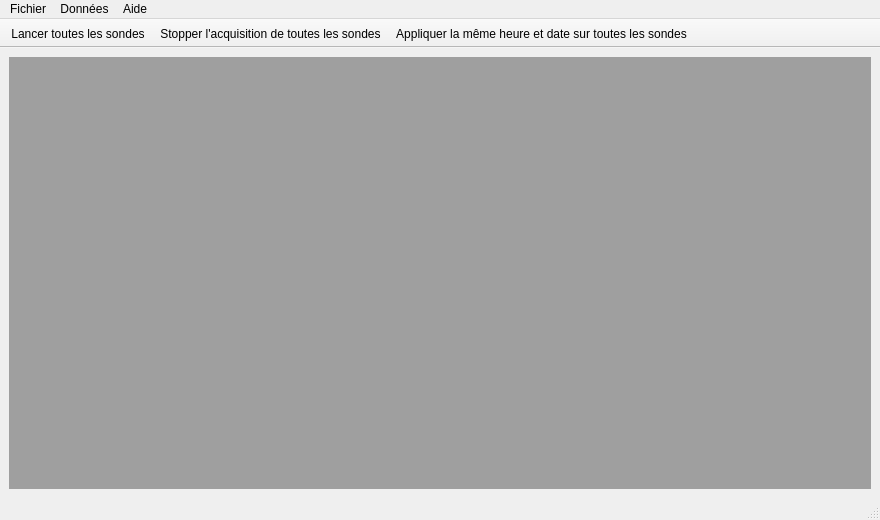
Qt form src/F_Principale.ui (lna44700/gexao51) before a commit.
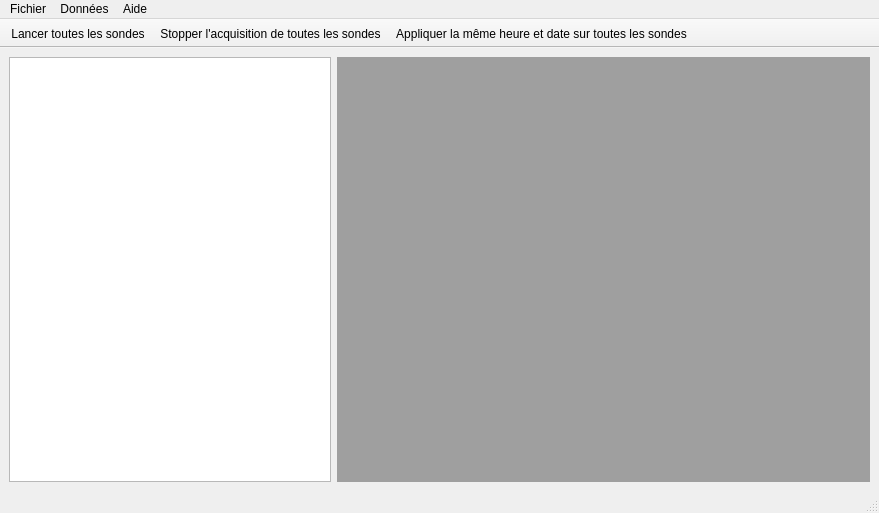
The same form after that commit. Icons and pictures are not drawn.

```diff
--- a/src/F_Principale.ui
+++ b/src/F_Principale.ui
@@ -6,17 +6,46 @@
    <rect>
     <x>0</x>
     <y>0</y>
-    <width>880</width>
-    <height>520</height>
+    <width>879</width>
+    <height>513</height>
    </rect>
   </property>
   <property name="windowTitle">
    <string>Gexao51</string>
   </property>
   <widget class="QWidget" name="centralwidget">
-   <layout class="QVBoxLayout" name="verticalLayout">
-    <item>
-     <widget class="QMdiArea" name="mdiArea"/>
+   <layout class="QGridLayout" name="gridLayout">
+    <item row="0" column="0">
+     <widget class="QListWidget" name="LW_ListeSondes">
+      <property name="sizePolicy">
+       <sizepolicy hsizetype="Expanding" vsizetype="Expanding">
+        <horstretch>0</horstretch>
+        <verstretch>0</verstretch>
+       </sizepolicy>
+      </property>
+      <property name="minimumSize">
+       <size>
+        <width>150</width>
+        <height>0</height>
+       </size>
+      </property>
+      <property name="baseSize">
+       <size>
+        <width>0</width>
+        <height>0</height>
+       </size>
+      </property>
+     </widget>
+    </item>
+    <item row="0" column="1">
+     <widget class="QMdiArea" name="ZoneMDI">
+      <property name="minimumSize">
+       <size>
+        <width>150</width>
+        <height>0</height>
+       </size>
+      </property>
+     </widget>
     </item>
    </layout>
   </widget>
@@ -25,7 +54,7 @@
     <rect>
      <x>0</x>
      <y>0</y>
-     <width>880</width>
+     <width>879</width>
      <height>21</height>
     </rect>
    </property>
```
Left out of the diff: 16 changed lines with no effect on the pictures.
